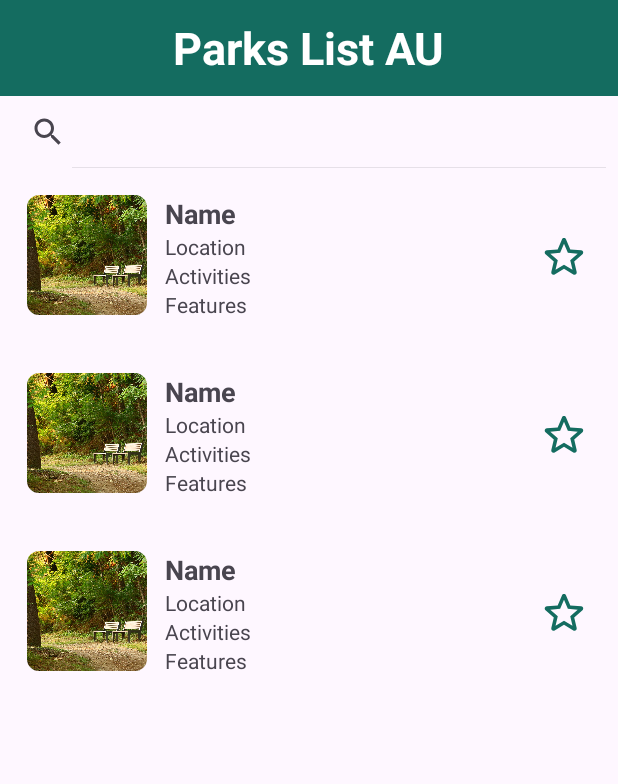
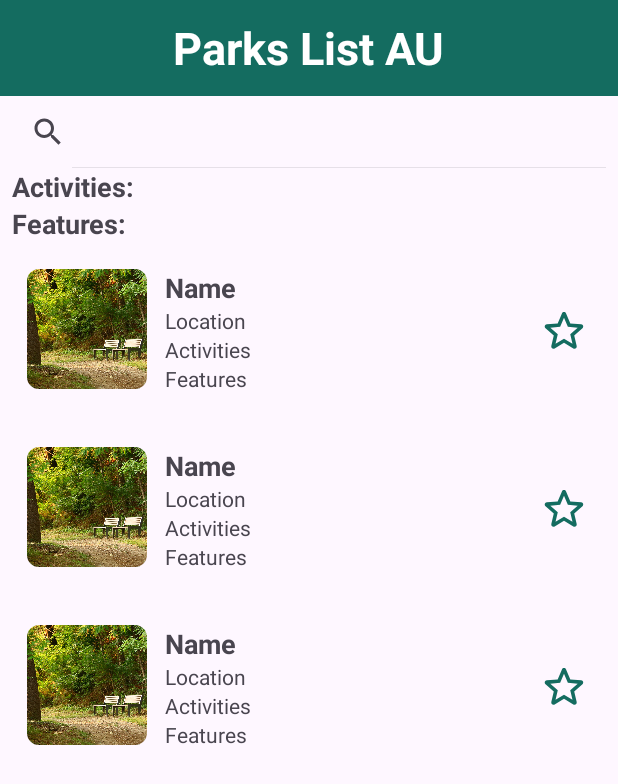
Before and after one commit to MitchellPescud/COMP2008-Assignment-1, an Android app: the layout activity_explore.xml on its own in the app's theme, with its tools: preview values and no code run, on a phone screen of 412 x 824 dp. Shown: the top 784 px of the screen. Run offline under Robolectric (Android 15) with nearby library versions, the phone set to English and light mode, and no system bars.

Commit message:
Seperated Activity and Feature Filters

```diff
--- a/app/src/main/res/layout/activity_explore.xml
+++ b/app/src/main/res/layout/activity_explore.xml
@@ -42,37 +42,91 @@
         app:layout_constraintStart_toStartOf="parent"
         app:layout_constraintEnd_toEndOf="parent" />
 
-    <HorizontalScrollView
-        android:id="@+id/scrollView"
+    <!-- Activities row -->
+    <LinearLayout
+        android:id="@+id/rowActivities"
         android:layout_width="0dp"
         android:layout_height="wrap_content"
-        android:fillViewport="true"
-        android:overScrollMode="never"
-        app:layout_constraintTop_toBottomOf="@+id/searchView"
+        android:orientation="horizontal"
+        android:gravity="center_vertical"
+        android:paddingStart="8dp"
+        android:paddingEnd="8dp"
+        app:layout_constraintTop_toBottomOf="@id/searchView"
         app:layout_constraintStart_toStartOf="parent"
         app:layout_constraintEnd_toEndOf="parent">
 
-        <com.google.android.material.chip.ChipGroup
-            android:id="@+id/chipGroup"
+        <TextView
+            android:id="@+id/activitiesLabel"
             android:layout_width="wrap_content"
             android:layout_height="wrap_content"
-            app:singleSelection="true"
-            app:selectionRequired="true"
-            android:paddingStart="8dp"
-            android:paddingEnd="8dp" />
-    </HorizontalScrollView>
+            android:text="Activities:"
+            android:textSize="18sp"
+            android:textStyle="bold"
+            android:paddingEnd="4dp" />
 
-    <!-- Park Recycleview -->
+        <HorizontalScrollView
+            android:layout_width="0dp"
+            android:layout_height="wrap_content"
+            android:layout_weight="1"
+            android:fillViewport="true"
+            android:overScrollMode="never">
+
+            <com.google.android.material.chip.ChipGroup
+                android:id="@+id/chipGroupActivities"
+                android:layout_width="wrap_content"
+                android:layout_height="wrap_content"
+                app:singleSelection="true"
+                app:selectionRequired="false" />
+        </HorizontalScrollView>
+    </LinearLayout>
+
+    <!-- Features row -->
+    <LinearLayout
+        android:id="@+id/rowFeatures"
+        android:layout_width="0dp"
+        android:layout_height="wrap_content"
+        android:orientation="horizontal"
+        android:gravity="center_vertical"
+        android:paddingStart="8dp"
+        android:paddingEnd="8dp"
+        app:layout_constraintTop_toBottomOf="@id/rowActivities"
+        app:layout_constraintStart_toStartOf="parent"
+        app:layout_constraintEnd_toEndOf="parent">
+
+        <TextView
+            android:id="@+id/featuresLabel"
+            android:layout_width="wrap_content"
+            android:layout_height="wrap_content"
+            android:text="Features:"
+            android:textSize="18sp"
+            android:textStyle="bold"
+            android:paddingEnd="9dp" />
+
+        <HorizontalScrollView
+            android:layout_width="0dp"
+            android:layout_height="wrap_content"
+            android:layout_weight="1"
+            android:fillViewport="true"
+            android:overScrollMode="never">
+
+            <com.google.android.material.chip.ChipGroup
+                android:id="@+id/chipGroupFeatures"
+                android:layout_width="wrap_content"
+                android:layout_height="wrap_content"
+                app:singleSelection="true"
+                app:selectionRequired="false" />
+        </HorizontalScrollView>
+    </LinearLayout>
+
+    <!-- Park RecyclerView -->
     <androidx.recyclerview.widget.RecyclerView
         android:id="@+id/recyclerParks"
         android:layout_width="0dp"
         android:layout_height="0dp"
+        app:layout_constraintTop_toBottomOf="@id/rowFeatures"
+        app:layout_constraintStart_toStartOf="parent"
+        app:layout_constraintEnd_toEndOf="parent"
         app:layout_constraintBottom_toBottomOf="parent"
-        app:layout_constraintEnd_toEndOf="parent"
-        app:layout_constraintHorizontal_bias="0.0"
-        app:layout_constraintStart_toStartOf="parent"
-        app:layout_constraintTop_toBottomOf="@id/scrollView"
-        app:layout_constraintVertical_bias="0.0"
         tools:listitem="@layout/item_park" />
 
 </androidx.constraintlayout.widget.ConstraintLayout>
```
Also changed, not shown: app/src/main/java/com/example/comp2008assignment1/Explore.kt (+65 -43 lines), 1 other file.
